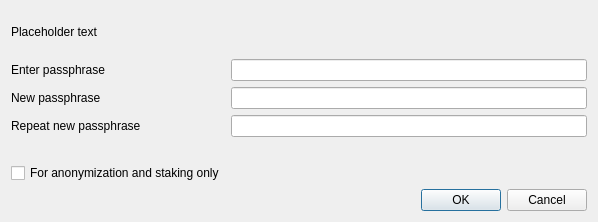
Old version of the form src/qt/forms/askpassphrasedialog.ui in the repository project-qmc/QMC.
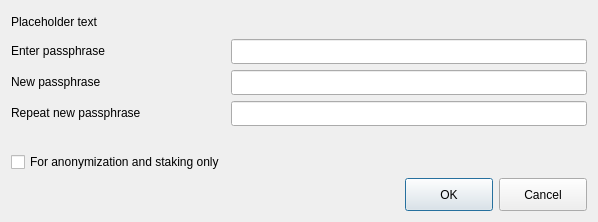
New version of the form.

```diff
--- a/src/qt/forms/askpassphrasedialog.ui
+++ b/src/qt/forms/askpassphrasedialog.ui
@@ -25,6 +25,9 @@
   <property name="windowTitle">
    <string>Passphrase Dialog</string>
   </property>
+  <property name="styleSheet">
+   <string notr="true">QPushButton{width: 80px; height: 25px;}</string>
+  </property>
   <layout class="QVBoxLayout" name="verticalLayout">
    <property name="sizeConstraint">
     <enum>QLayout::SetMinimumSize</enum>
@@ -59,6 +62,18 @@
      </item>
      <item row="0" column="1">
       <widget class="QLineEdit" name="passEdit1">
+       <property name="minimumSize">
+        <size>
+         <width>0</width>
+         <height>25</height>
+        </size>
+       </property>
+       <property name="maximumSize">
+        <size>
+         <width>16777215</width>
+         <height>25</height>
+        </size>
+       </property>
        <property name="echoMode">
         <enum>QLineEdit::Password</enum>
        </property>
@@ -73,6 +88,18 @@
      </item>
      <item row="1" column="1">
       <widget class="QLineEdit" name="passEdit2">
+       <property name="minimumSize">
+        <size>
+         <width>0</width>
+         <height>25</height>
+        </size>
+       </property>
+       <property name="maximumSize">
+        <size>
+         <width>16777215</width>
+         <height>25</height>
+        </size>
+       </property>
        <property name="echoMode">
         <enum>QLineEdit::Password</enum>
        </property>
@@ -87,6 +114,18 @@
      </item>
      <item row="2" column="1">
       <widget class="QLineEdit" name="passEdit3">
+       <property name="minimumSize">
+        <size>
+         <width>0</width>
+         <height>25</height>
+        </size>
+       </property>
+       <property name="maximumSize">
+        <size>
+         <width>16777215</width>
+         <height>25</height>
+        </size>
+       </property>
        <property name="echoMode">
         <enum>QLineEdit::Password</enum>
        </property>
```
Left out of the diff: 6 changed lines with no effect on the pictures.
